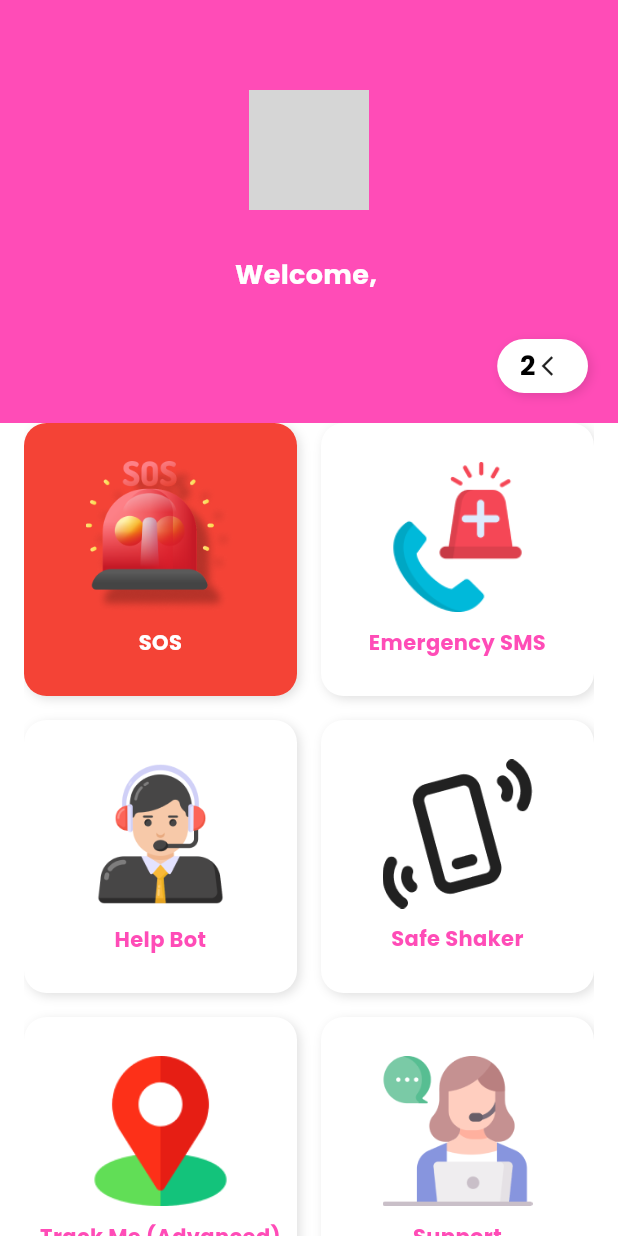
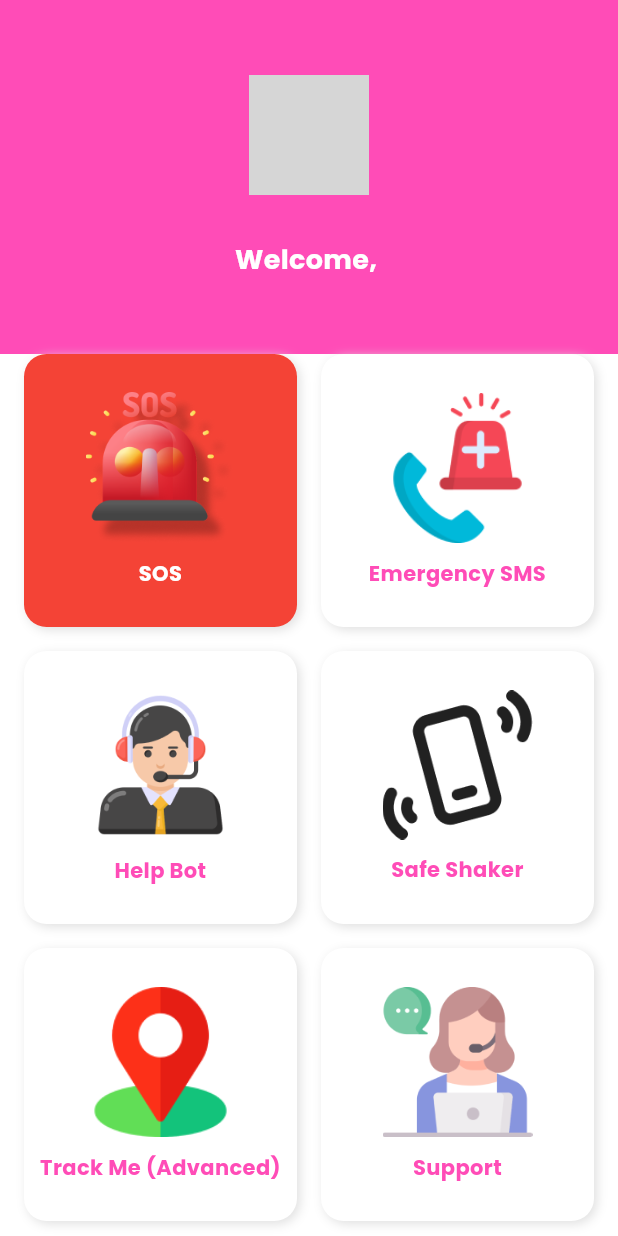
Before and after one commit to yumyum-web/ai_guardian, a Flutter app: the DashboardScreen screen opened directly, on a phone screen of 412 x 824 dp. Run offline on Flutter 3.47's test engine with Material 3 defaults, Android fonts, the phone set to English and light mode, and no system bars; our stand-ins replace cached_network_image, carousel_slider, cloud_firestore, firebase_auth, firebase_core, google_fonts and 1 more; accounts and stored records are empty; network calls fail; grey boxes are pictures that could not be loaded.

Commit message:
refactor: Update dashboard screen user profile section
This commit updates the user profile section in the `DashboardScreen` for better layout and readability. The changes include:

-   **User Profile Section:**
    -   Refactored the user profile section to use a `Padding` widget with all directions set to 30.
    -   Removed `SizedBox` widgets used for spacing and used the `spacing` property of the `Column` widget instead.
    - Removed the counter and the button.
    - Improved the code to be more readable.

```diff
--- a/lib/screens/dashboard_screen.dart
+++ b/lib/screens/dashboard_screen.dart
@@ -22,16 +22,17 @@ class _DashboardScreenState extends State<DashboardScreen> {
             padding: EdgeInsets.all(20),
             decoration: BoxDecoration(color: Theme.of(context).primaryColor),
             width: double.infinity,
+            child: Padding(
+              padding: const EdgeInsets.all(30),
               child: Column(
+                spacing: 30,
                 children: [
-                SizedBox(height: 40),
                   CircleAvatar(
                     radius: 40,
                     backgroundImage: CachedNetworkImageProvider(
                       user?.photoURL ?? '',
                     ),
                   ),
-                SizedBox(height: 30),
                   Text(
                     "Welcome, ${user?.displayName ?? 'User'}",
                     style: TextStyle(
@@ -40,46 +41,8 @@ class _DashboardScreenState extends State<DashboardScreen> {
                       color: Colors.white,
                     ),
                   ),
-                SizedBox(height: 30),
-                // Counter with button
-                Row(
-                  mainAxisSize: MainAxisSize.max,
-                  mainAxisAlignment: MainAxisAlignment.end,
-                  children: [
-                    Container(
-                      padding: EdgeInsets.symmetric(
-                        horizontal: 15,
-                        vertical: 5,
-                      ),
-                      decoration: BoxDecoration(
-                        color: Colors.white,
-                        borderRadius: BorderRadius.circular(20),
-                        boxShadow: [
-                          BoxShadow(
-                            color: Colors.black12,
-                            blurRadius: 5,
-                            offset: Offset(2, 2),
-                          ),
                 ],
               ),
-                      child: Row(
-                        mainAxisSize: MainAxisSize.min,
-                        spacing: 4,
-                        children: [
-                          Text(
-                            "2", // Placeholder number
-                            style: TextStyle(
-                              fontSize: 18,
-                              fontWeight: FontWeight.bold,
-                            ),
-                          ),
-                          Icon(Icons.arrow_back_ios, size: 16),
-                        ],
-                      ),
-                    ),
-                  ],
-                ),
-              ],
             ),
           ),
           // Dashboard Grid
```
Lines whose indentation alone changed are shown as unchanged.
